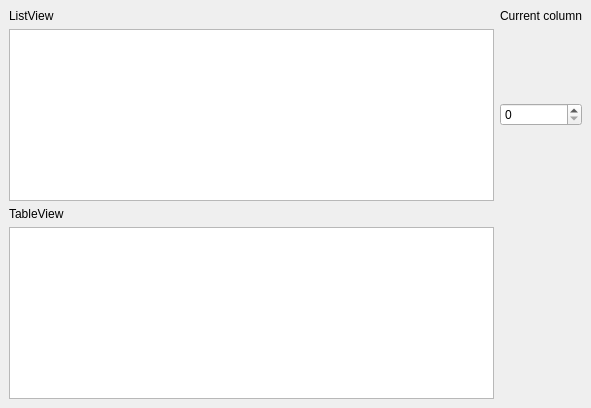
Above: src/ex1_modelview/mainwindow.ui from dsba-z/workshops31-32 before the change. Below: the same form after it.
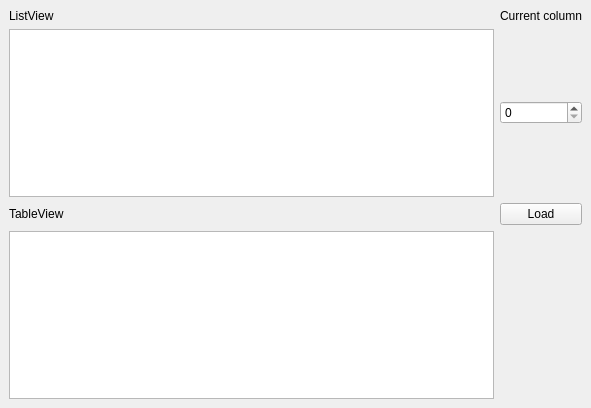
That is the form after the change.

What changed in the file:
```diff
--- a/src/ex1_modelview/mainwindow.ui
+++ b/src/ex1_modelview/mainwindow.ui
@@ -48,6 +48,13 @@
       </property>
      </widget>
     </item>
+    <item row="5" column="1">
+     <widget class="QPushButton" name="pushButton">
+      <property name="text">
+       <string>Load</string>
+      </property>
+     </widget>
+    </item>
    </layout>
   </widget>
  </widget>
```
Left out of the diff: 39 changed lines with no effect on the pictures.
